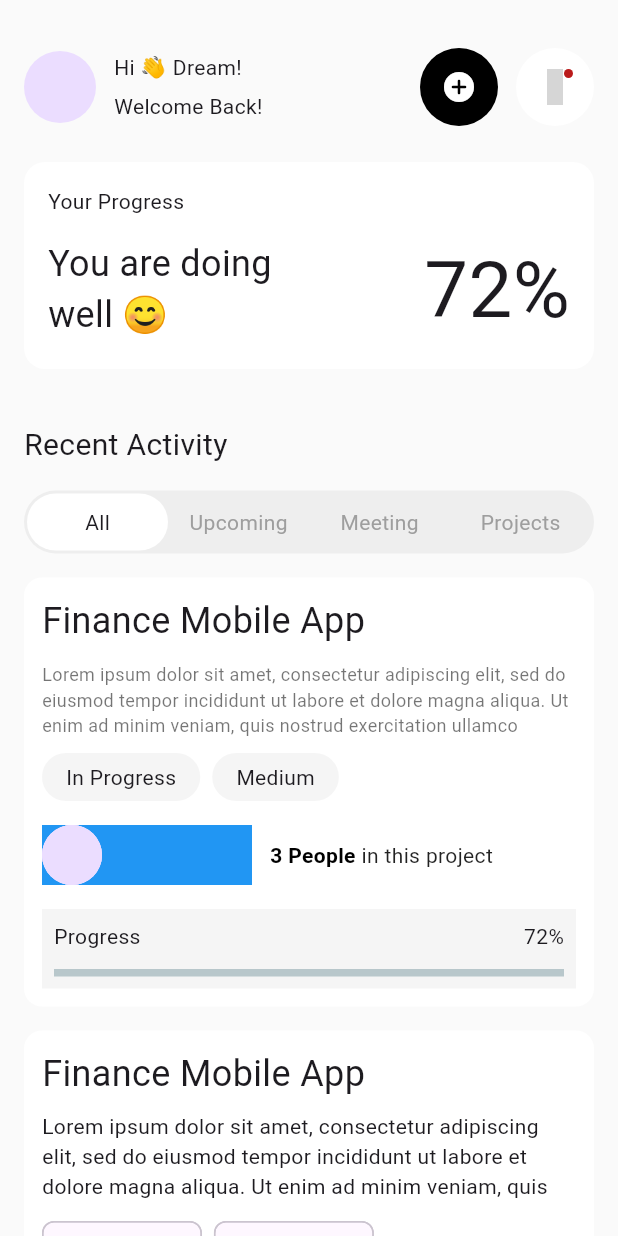
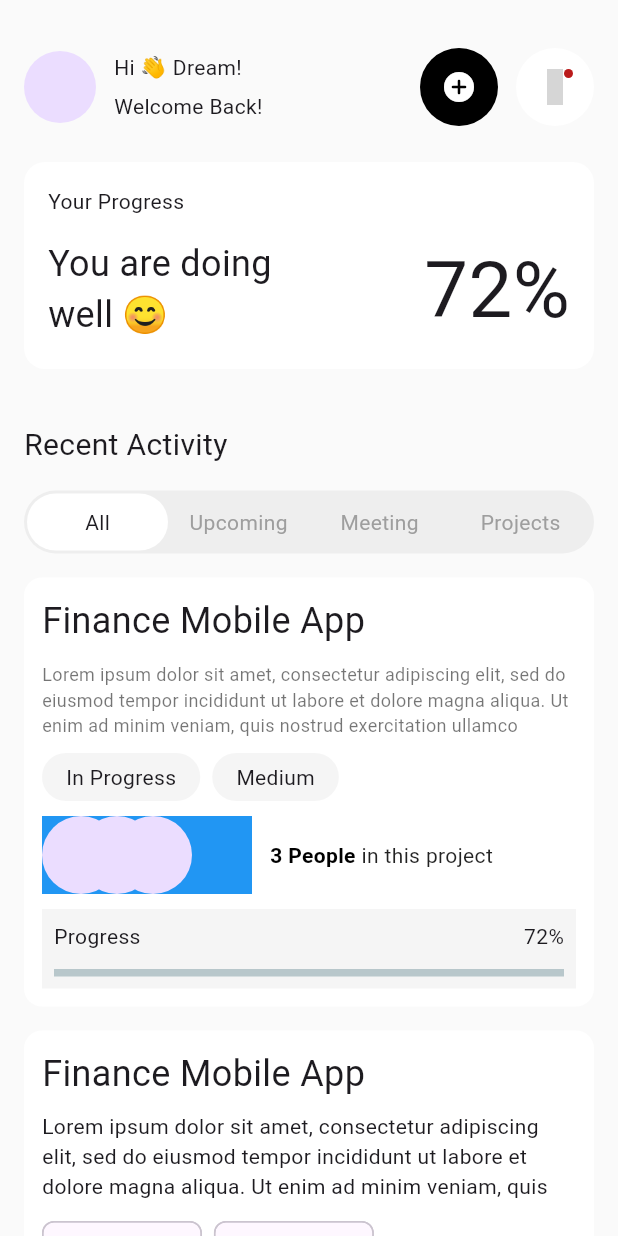
Before and after one commit to JAICHANGPARK/flutter_notebook_chapter_44, a Flutter app: the TaskManagementMainPage screen opened directly, on a phone screen of 412 x 824 dp. Run offline on Flutter 3.47's test engine with Material 3 defaults, Android fonts, the phone set to English and light mode, and no system bars; drawn by our look-alikes of percent_indicator; our stand-ins replace gap, hugeicons; grey boxes are pictures that could not be loaded.

Commit message:
Update task_management_main_page.dart

```diff
--- a/lib/ep2207_task_management_app/ui/task_management_main_page.dart
+++ b/lib/ep2207_task_management_app/ui/task_management_main_page.dart
@@ -202,7 +202,12 @@ class _TaskManagementMainPageState extends State<TaskManagementMainPage> {
                                     child: Stack(
                                       children:
                                           List.generate(3, (idx) {
-                                            return CircleAvatar();
+                                            return Positioned(
+
+                                                left: idx* 24,
+                                                child: CircleAvatar(
+                                                  radius: 26,
+                                                ));
                                           }).toList(),
                                     ),
                                   ),
```
